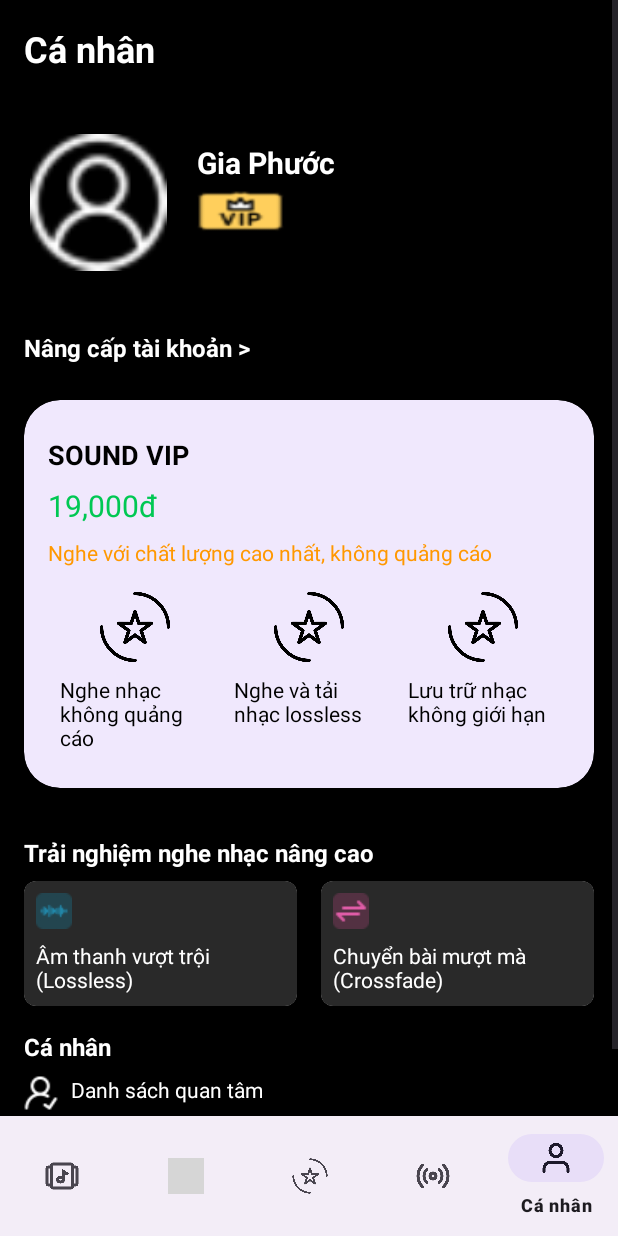
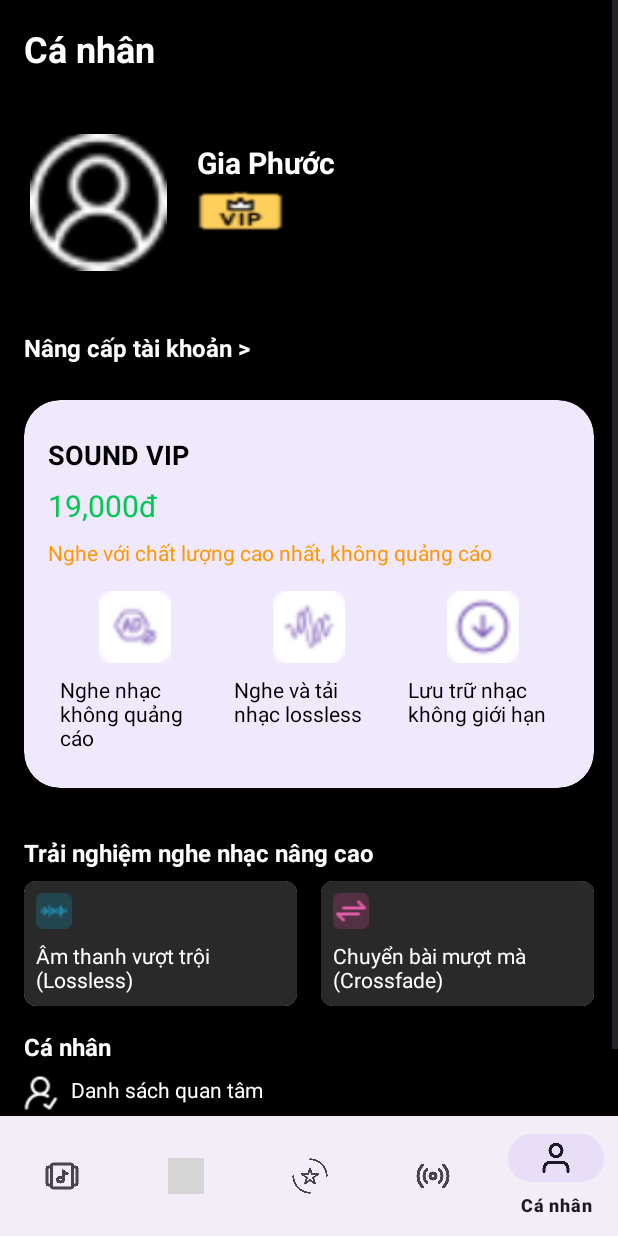
Before and after one commit to tuanthanh2603/android-app-music-listening, an Android app: the screen it shows after launch (MainActivity), item 5 of the bottom bar chosen, on a phone screen of 412 x 824 dp. Run offline under Robolectric (Android 15) with nearby library versions, the phone set to English and light mode, and no system bars; network calls fail; grey boxes are pictures that could not be loaded.

Commit message:
update logo user

```diff
--- a/app/src/main/java/com/soundify/CardItem.java
+++ b/app/src/main/java/com/soundify/CardItem.java
@@ -11,7 +11,6 @@ public class CardItem {
     private int icon1;
     private int icon2;
     private int icon3;
-
     private int cardBackgroundColor;
 
     public CardItem(String name, String price, String subscript, String subscription1,
--- a/app/src/main/java/com/soundify/Fragment/UserFragment.java
+++ b/app/src/main/java/com/soundify/Fragment/UserFragment.java
@@ -74,8 +74,10 @@ public class UserFragment extends Fragment {
 
         // Tạo danh sách CardItem
         cardItemList = new ArrayList<>();
-        cardItemList.add(new CardItem("SOUND VIP", "19,000đ", "Nghe với chất lượng cao nhất, không quảng cáo", "Nghe nhạc không quảng cáo", "Nghe và tải nhạc lossless", "Lưu trữ nhạc không giới hạn", R.drawable.rating_icon, R.drawable.rating_icon, R.drawable.rating_icon, Color.parseColor("#F0E8FD")));
-        cardItemList.add(new CardItem("SOUND PREMIUM", "49,000đ", "Toàn bộ đặc quyền VIP cùng kho nhạc Premium", "Kho nhạc Premium", "Nghe nhạc không quảng cáo", "Nghe và tải nhạc lossless", R.drawable.rating_icon, R.drawable.rating_icon, R.drawable.rating_icon, Color.parseColor("#FCF5E3")));
+        cardItemList.add(new CardItem("SOUND VIP", "19,000đ", "Nghe với chất lượng cao nhất, không quảng cáo", "Nghe nhạc không quảng cáo", "Nghe và tải nhạc lossless", "Lưu trữ nhạc không giới hạn",
+                R.drawable.ad_block, R.drawable.sound_wave, R.drawable.download, Color.parseColor("#F0E8FD")));
+        cardItemList.add(new CardItem("SOUND PREMIUM", "49,000đ", "Toàn bộ đặc quyền VIP cùng kho nhạc Premium", "Kho nhạc Premium", "Nghe nhạc không quảng cáo", "Nghe và tải nhạc lossless",
+                R.drawable.premium, R.drawable.sound_wave_premium, R.drawable.download_premium, Color.parseColor("#FCF5E3")));
 
         // Tạo Adapter và gắn vào RecyclerView
         cardAdapter = new CardUserAdapter(cardItemList);
```
Also changed, not shown: app/src/main/res/drawable/ad_block.png (added), app/src/main/res/drawable/download.png (added), app/src/main/res/drawable/download_premium.png (added), app/src/main/res/drawable/premium.png (added), app/src/main/res/drawable/sound_wave.png (added), app/src/main/res/drawable/sound_wave_premium.png (added).
